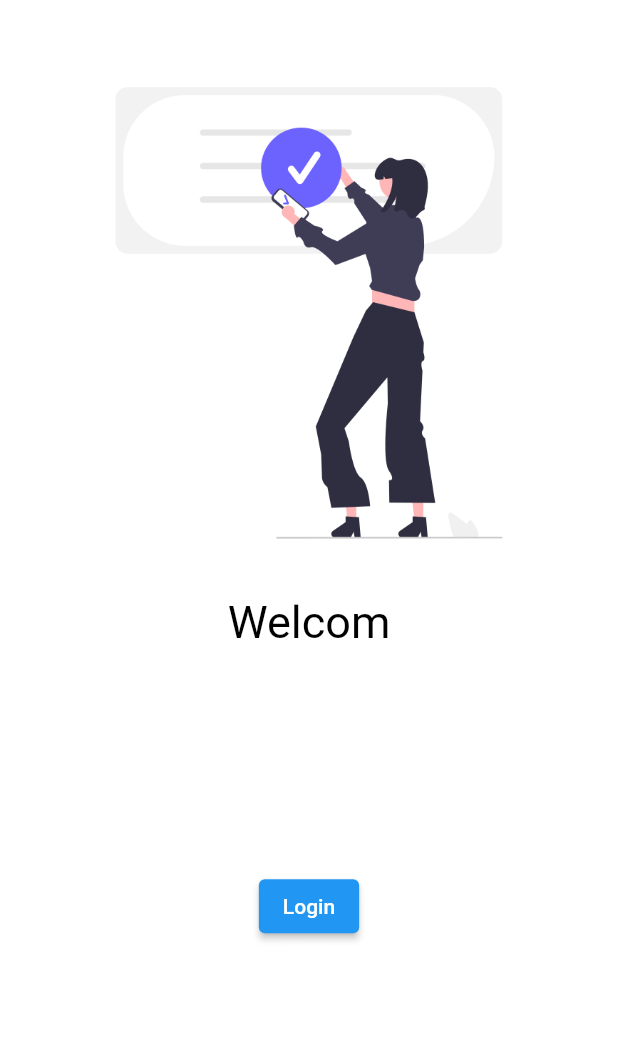
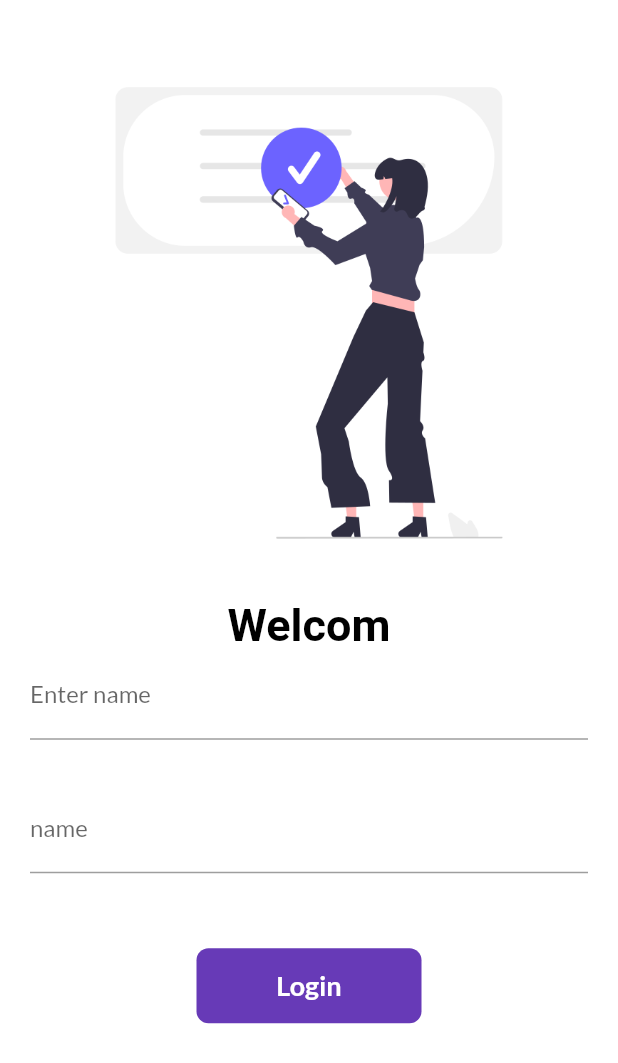
Before and after one commit to amfd-breakers/catalogApp, a Flutter app: the LoginView screen opened by its route, on a phone screen of 412 x 824 dp. Shown: the top 1063 px of the screen. Run offline on Flutter 3.47's test engine with Material 2 defaults, Android fonts, the light colour scheme and no system bars; our stand-ins replace get, google_fonts; Roboto replaces fonts that are missing (Aboreto).

Commit message:
day 7 completed

```diff
--- a/lib/core/auth/auth_controller.dart
+++ /dev/null
@@ -1,3 +0,0 @@
-import 'package:get/get.dart';
-
-class AuthController extends GetxController {}
--- /dev/null
+++ b/lib/core/auth/login_controller.dart
@@ -0,0 +1,6 @@
+import 'package:get/get.dart';
+
+class LoginCOntroller extends GetxController {
+  RxString name = ''.obs;
+  RxBool changedButton = false.obs;
+}
--- a/lib/core/auth/login_view.dart
+++ b/lib/core/auth/login_view.dart
@@ -1,4 +1,8 @@
+import 'package:catalog_app/core/auth/login_controller.dart';
+import 'package:catalog_app/core/utils/my_routes.dart';
+import 'package:catalog_app/theme/light_theme.dart';
 import 'package:flutter/material.dart';
+import 'package:get/get.dart';
 import 'package:google_fonts/google_fonts.dart';
 
 class LoginView extends StatelessWidget {
@@ -6,6 +10,9 @@ class LoginView extends StatelessWidget {
 
   @override
   Widget build(BuildContext context) {
+    return GetBuilder<LoginCOntroller>(
+        init: LoginCOntroller(),
+        builder: (controller) {
           return SafeArea(
             child: Scaffold(
               backgroundColor: Colors.white,
@@ -16,19 +23,28 @@ class LoginView extends StatelessWidget {
                     Image.asset(
                       "assets/images/login.png",
                     ),
-              Text(
-                "Welcom",
+                    Obx(() {
+                      return Text(
+                        "Welcom ${controller.name} ",
                         style: GoogleFonts.aboreto(
                           color: Colors.black,
                           fontSize: 30,
                         ),
                         textAlign: TextAlign.center,
-              ),
+                      );
+                    }),
                     Column(
                       children: [
                         TextFormField(
                           decoration: const InputDecoration(
-                        hintText: " name", label: Text("Enter name",),),
+                            hintText: " name",
+                            label: Text(
+                              "Enter name",
+                            ),
+                          ),
+                          onChanged: (value) {
+                            controller.name.value = value;
+                          },
                         ),
                         const SizedBox(
                           height: 30,
@@ -40,12 +56,49 @@ class LoginView extends StatelessWidget {
                             ),
                           ),
                         ),
-                  ElevatedButton(
-                    onPressed: () {},
-                    child: const Text(
+                        const SizedBox(
+                          height: 50,
+                        ),
+
+                        Obx(() {
+                          return InkWell(
+                            onTap: () async {
+                              controller.changedButton.value = true;
+                              await Future.delayed(const Duration(seconds: 1));
+                              Get.toNamed(MyRoutes.homeRout);
+                            },
+                            child: AnimatedContainer(
+                              duration: const Duration(seconds: 1),
+                              height: 50,
+                              width: controller.changedButton.value ? 50 : 150,
+                              decoration: BoxDecoration(
+                                  color: Colors.deepPurple,
+                                  borderRadius: BorderRadius.circular(
+                                      controller.changedButton.value ? 50 : 8)),
+                              alignment: Alignment.center,
+                              child: controller.changedButton.value
+                                  ? const Icon(
+                                      Icons.done,
+                                      color: Colors.white,
+                                    )
+                                  : Text(
                                       "Login",
+                                      style: Theme.of(context)
+                                          .textTheme
+                                          .bodyMedium
+                                          ?.copyWith(color: backgroundColor),
                                     ),
                             ),
+                          );
+                        })
+                        // ElevatedButton(
+                        //   onPressed: () {
+                        //     Get.toNamed(MyRoutes.homeRout);
+                        //   },
+                        //   child: const Text(
+                        //     "Login",
+                        //   ),
+                        // ),
                       ],
                     ),
                   ],
@@ -53,5 +106,6 @@ class LoginView extends StatelessWidget {
               ),
             ),
           );
+        });
   }
 }
--- a/lib/core/home/home_view.dart
+++ b/lib/core/home/home_view.dart
@@ -1,3 +1,4 @@
+import 'package:catalog_app/core/auth/login_view.dart';
 import 'package:catalog_app/theme/dark_theme.dart';
 import 'package:catalog_app/theme/light_theme.dart';
 import 'package:catalog_app/theme/theme_controller.dart';
@@ -16,6 +17,12 @@ class HomeView extends StatelessWidget {
             child: Scaffold(
               appBar: AppBar(
                 actions: [
+                  IconButton(
+                    onPressed: () {
+                      Get.to(() => const LoginView());
+                    },
+                    icon: Icon(Icons.back_hand),
+                  ),
                   Obx(() {
                     return Switch(
                       value: controller.switchOn.value,
--- a/lib/main.dart
+++ b/lib/main.dart
@@ -5,6 +5,8 @@ import 'package:catalog_app/theme/light_theme.dart';
 import 'package:catalog_app/theme/theme_controller.dart';
 import 'package:flutter/material.dart';
 import 'package:get/get.dart';
+
+import 'core/utils/my_routes.dart';
 
 void main() {
   runApp(MyApp());
@@ -17,15 +19,13 @@ class MyApp extends StatelessWidget {
   @override
   Widget build(BuildContext context) {
     return GetMaterialApp(
-      home: HomeView(),
-      themeMode: _themeController.themeMode,
-      // themeMode: ThemeMode.dark,
+      home: const LoginView(),
+      themeMode: ThemeMode.light,
       theme: lightTheme,
       darkTheme: darkTheme,
-      // initialRoute: "/homeView",
       routes: {
-        "/login": (context) => const LoginView(),
-        "/homeView": (context) => const HomeView()
+        MyRoutes.loginRout: (context) => const LoginView(),
+        MyRoutes.homeRout: (context) => const HomeView()
       },
     );
   }
--- a/lib/theme/dark_theme.dart
+++ b/lib/theme/dark_theme.dart
@@ -2,57 +2,57 @@ import 'package:flutter/material.dart';
 
 Color primaryColor = Colors.black;
 Color textColor = Colors.white;
-ThemeData darkTheme = ThemeData(brightness: Brightness.dark
-    // scaffoldBackgroundColor: primaryColor,
-    // appBarTheme: AppBarTheme(
-    //   elevation: 0,
-    //   toolbarHeight: 60,
+ThemeData darkTheme = ThemeData(
+  brightness: Brightness.dark,
+  scaffoldBackgroundColor: primaryColor,
+  appBarTheme: const AppBarTheme(
+    elevation: 0,
+    toolbarHeight: 60,
     //   color: primaryColor,
-    // ),
-    // brightness: Brightness.dark,
-    // elevatedButtonTheme: ElevatedButtonThemeData(
-    //   style: ElevatedButton.styleFrom(
-    //     foregroundColor: Colors.black,
-    //     backgroundColor: Colors.white,
-    //     padding: const EdgeInsets.all(10),
-    //     shape: RoundedRectangleBorder(
-    //       borderRadius: BorderRadius.circular(10),
-    //     ),
-    //   ),
-    // ),
-    // textTheme: TextTheme(
-    //   bodyLarge: TextStyle(
-    //     fontSize: 30,
-    //     fontWeight: FontWeight.bold,
-    //     color: textColor,
-    //   ),
-    //   bodyMedium: TextStyle(
-    //     fontSize: 25,
-    //     fontWeight: FontWeight.bold,
-    //     color: textColor,
-    //   ),
-    //   bodySmall: TextStyle(
-    //     fontSize: 20,
-    //     fontWeight: FontWeight.bold,
-    //     color: textColor,
-    //   ),
-    //   titleLarge: TextStyle(
-    //     fontSize: 17,
-    //     fontWeight: FontWeight.bold,
-    //     color: textColor,
-    //   ),
-    //   titleMedium: TextStyle(
-    //     fontSize: 15,
-    //     fontWeight: FontWeight.bold,
-    //     color: textColor,
-    //   ),
-    //   titleSmall: TextStyle(
-    //     fontSize: 10,
-    //     fontWeight: FontWeight.bold,
-    //     color: textColor,
-    //   ),
-    // ),
-    // // switchTheme: SwitchThemeData(
+  ),
+  elevatedButtonTheme: ElevatedButtonThemeData(
+    style: ElevatedButton.styleFrom(
+      foregroundColor: Colors.black,
+      backgroundColor: Colors.white,
+      padding: const EdgeInsets.all(10),
+      shape: RoundedRectangleBorder(
+        borderRadius: BorderRadius.circular(10),
+      ),
+    ),
+  ),
+  textTheme: TextTheme(
+    bodyLarge: TextStyle(
+      fontSize: 30,
+      fontWeight: FontWeight.bold,
+      color: textColor,
+    ),
+    bodyMedium: TextStyle(
+      fontSize: 25,
+      fontWeight: FontWeight.bold,
+      color: textColor,
+    ),
+    bodySmall: TextStyle(
+      fontSize: 20,
+      fontWeight: FontWeight.bold,
+      color: textColor,
+    ),
+    titleLarge: TextStyle(
+      fontSize: 17,
+      fontWeight: FontWeight.bold,
+      color: textColor,
+    ),
+    titleMedium: TextStyle(
+      fontSize: 15,
+      fontWeight: FontWeight.bold,
+      color: textColor,
+    ),
+    titleSmall: TextStyle(
+      fontSize: 10,
+      fontWeight: FontWeight.bold,
+      color: textColor,
+    ),
+  ),
+  // switchTheme: SwitchThemeData(
   // //   thumbColor: MaterialStateProperty.all(Colors.black),
   // //   trackColor: MaterialStateProperty.all(Colors.white),
   // // ),
--- a/lib/theme/light_theme.dart
+++ b/lib/theme/light_theme.dart
@@ -2,44 +2,45 @@ import 'package:flutter/material.dart';
 import 'package:google_fonts/google_fonts.dart';
 
 Color primaryColor = Colors.deepPurple;
+Color backgroundColor = Colors.white;
 Color textColor = Colors.black;
 ThemeData lightTheme = ThemeData(
   brightness: Brightness.light,
-  // fontFamily: GoogleFonts.lato().fontFamily,
-  // appBarTheme: AppBarTheme(
-  //   color: primaryColor,
-  //   toolbarHeight: 90,
-  // ),
-  // elevatedButtonTheme: ElevatedButtonThemeData(
-  //   style: ElevatedButton.styleFrom(
-  //     foregroundColor: Colors.white,
-  //     backgroundColor: primaryColor,
-  //     padding: const EdgeInsets.all(10),
-  //     shape: RoundedRectangleBorder(
-  //       borderRadius: BorderRadius.circular(10),
-  //     ),
-  //   ),
-  // ),
-  // textTheme: TextTheme(
-  //   bodyLarge: TextStyle(
-  //     fontSize: 20,
-  //     color: textColor,
-  //     fontWeight: FontWeight.bold,
-  //   ),
-  //   bodyMedium: TextStyle(
-  //     fontSize: 15,
-  //     color: textColor,
-  //     fontWeight: FontWeight.bold,
-  //   ),
-  //   titleLarge: TextStyle(
-  //     fontSize: 12,
-  //     color: textColor,
-  //     fontWeight: FontWeight.bold,
-  //   ),
-  //   titleSmall: TextStyle(
-  //     fontSize: 8,
-  //     color: textColor,
-  //     fontWeight: FontWeight.bold,
-  //   ),
-  // ),
+  fontFamily: GoogleFonts.lato().fontFamily,
+  appBarTheme: AppBarTheme(
+    color: primaryColor,
+    toolbarHeight: 90,
+  ),
+  elevatedButtonTheme: ElevatedButtonThemeData(
+    style: ElevatedButton.styleFrom(
+      foregroundColor: backgroundColor,
+      backgroundColor: primaryColor,
+      padding: const EdgeInsets.all(10),
+      shape: RoundedRectangleBorder(
+        borderRadius: BorderRadius.circular(10),
+      ),
+    ),
+  ),
+  textTheme: TextTheme(
+    bodyLarge: TextStyle(
+      fontSize: 20,
+      color: textColor,
+      fontWeight: FontWeight.bold,
+    ),
+    bodyMedium: TextStyle(
+      fontSize: 18,
+      color: textColor,
+      fontWeight: FontWeight.bold,
+    ),
+    titleLarge: TextStyle(
+      fontSize: 12,
+      color: textColor,
+      fontWeight: FontWeight.bold,
+    ),
+    titleSmall: TextStyle(
+      fontSize: 8,
+      color: textColor,
+      fontWeight: FontWeight.bold,
+    ),
+  ),
 );
```
Lines whose indentation alone changed are shown as unchanged.
